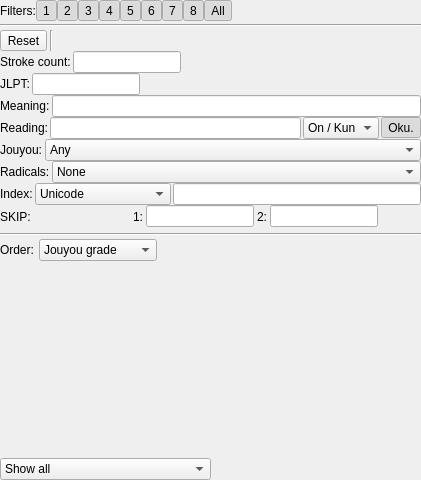
Qt form kanjisearchwidget.ui (z1dev/zkanji) before a commit.
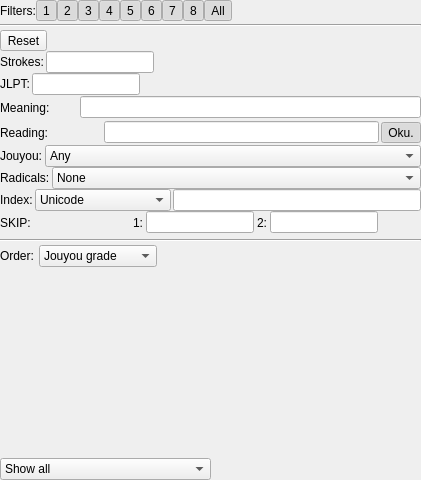
The same form after that commit. Icons and pictures are not drawn. Custom widgets are drawn as their Qt base class.

Commit message: * Fixed: On some Linux versions, the recognizer window deactivated the application, and was not interactible. * Changed the wait time for the example sentences word popup to 20 ms. * Fixed: accessing layout count for QMainWindow when scaling application. * Added any-after search buttons for kanji search widget's meaning and reading searches. Also changed the on/kun combo box to the "strict" button to match kana usage for on or kun search. * Updated some icons for better visibility under dark themes.

What changed in the file:
```diff
--- a/kanjisearchwidget.ui
+++ b/kanjisearchwidget.ui
@@ -297,13 +297,6 @@
            </property>
           </widget>
          </item>
-         <item>
-          <widget class="Line" name="line_3">
-           <property name="orientation">
-            <enum>Qt::Vertical</enum>
-           </property>
-          </widget>
-         </item>
         </layout>
        </widget>
       </item>
@@ -340,7 +333,7 @@
             </sizepolicy>
            </property>
            <property name="text">
-            <string>Stroke count:</string>
+            <string>Strokes:</string>
            </property>
           </widget>
          </item>
@@ -430,6 +423,26 @@
            </property>
           </widget>
          </item>
+         <item>
+          <widget class="QToolButton" name="mAfterButton">
+           <property name="icon">
+            <iconset resource="Resources/resources.qrc">
+             <normaloff>:/anyend.svg</normaloff>:/anyend.svg</iconset>
+           </property>
+           <property name="iconSize">
+            <size>
+             <width>18</width>
+             <height>18</height>
+            </size>
+           </property>
+           <property name="checkable">
+            <bool>true</bool>
+           </property>
+           <property name="autoRaise">
+            <bool>true</bool>
+           </property>
+          </widget>
+         </item>
          <item>
           <widget class="ZLineEdit" name="meaningEdit"/>
          </item>
@@ -473,34 +486,86 @@
            </property>
           </widget>
          </item>
+         <item>
+          <widget class="QWidget" name="rOptionsWidget" native="true">
+           <property name="sizePolicy">
+            <sizepolicy hsizetype="Fixed" vsizetype="Preferred">
+             <horstretch>0</horstretch>
+             <verstretch>0</verstretch>
+            </sizepolicy>
+           </property>
+           <layout class="QHBoxLayout" name="horizontalLayout_12">
+            <property name="spacing">
+             <number>4</number>
+            </property>
+            <property name="leftMargin">
+             <number>0</number>
+            </property>
+            <property name="topMargin">
+             <number>0</number>
+            </property>
+            <property name="rightMargin">
+             <number>0</number>
+            </property>
+            <property name="bottomMargin">
+             <number>0</number>
+            </property>
+            <item>
+             <layout class="QHBoxLayout" name="horizontalLayout_13">
+              <property name="spacing">
+               <number>0</number>
+              </property>
+              <item>
+               <widget class="QToolButton" name="rAfterButton">
+                <property name="icon">
+                 <iconset resource="Resources/resources.qrc">
+                  <normaloff>:/anyend.svg</normaloff>:/anyend.svg</iconset>
+                </property>
+                <property name="iconSize">
+                 <size>
+                  <width>18</width>
+                  <height>18</height>
+                 </size>
+                </property>
+                <property name="checkable">
+                 <bool>true</bool>
+                </property>
+                <property name="autoRaise">
+                 <bool>true</bool>
+                </property>
+               </widget>
+              </item>
+              <item>
+               <widget class="QToolButton" name="rStrictButton">
+                <property name="focusPolicy">
+                 <enum>Qt::NoFocus</enum>
+                </property>
+                <property name="icon">
+                 <iconset resource="Resources/resources.qrc">
+                  <normaloff>:/strictsrch.svg</normaloff>:/strictsrch.svg</iconset>
+                </property>
+                <property name="iconSize">
+                 <size>
+                  <width>18</width>
+                  <height>18</height>
+                 </size>
+                </property>
+                <property name="checkable">
+                 <bool>true</bool>
+                </property>
+                <property name="autoRaise">
+                 <bool>true</bool>
+                </property>
+               </widget>
+              </item>
+             </layout>
+            </item>
+           </layout>
+          </widget>
+         </item>
          <item>
           <widget class="ZKanaLineEdit" name="readingEdit"/>
          </item>
-         <item>
-          <widget class="QComboBox" name="readingCBox">
-           <property name="sizePolicy">
-            <sizepolicy hsizetype="Fixed" vsizetype="Fixed">
-             <horstretch>0</horstretch>
-             <verstretch>0</verstretch>
-            </sizepolicy>
-           </property>
-           <item>
-            <property name="text">
-             <string>On / Kun</string>
-            </property>
-           </item>
-           <item>
-            <property name="text">
-             <string>On</string>
-            </property>
-           </item>
-           <item>
-            <property name="text">
-             <string>Kun</string>
-            </property>
-           </item>
-          </widget>
-         </item>
          <item>
           <widget class="QToolButton" name="okuriganaButton">
            <property name="text">
```
The commit also changes 24 other files.
